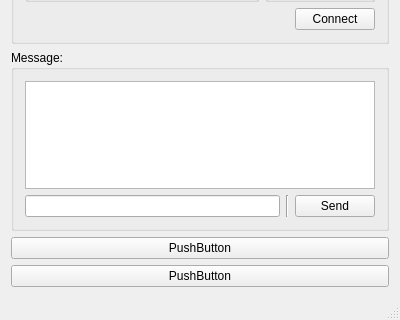
rookiepeng/mimo-radar, file mainwindow.ui: the form before one commit; both pictures show x 0 to 400 and y 180 to 500 of the 400 by 500 pixel window.
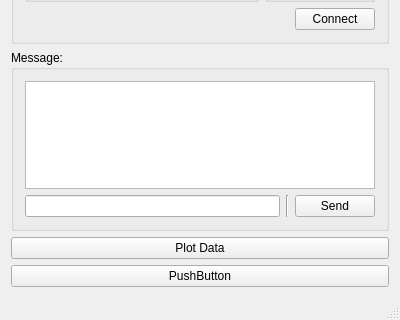
The form after the commit.

Patch:
```diff
--- a/mainwindow.ui
+++ b/mainwindow.ui
@@ -346,7 +346,7 @@
     <item>
      <widget class="QPushButton" name="openWaveform">
       <property name="text">
-       <string>PushButton</string>
+       <string>Plot Data</string>
       </property>
      </widget>
     </item>
```
Left out of the diff: 2 changed lines with no effect on the pictures.
